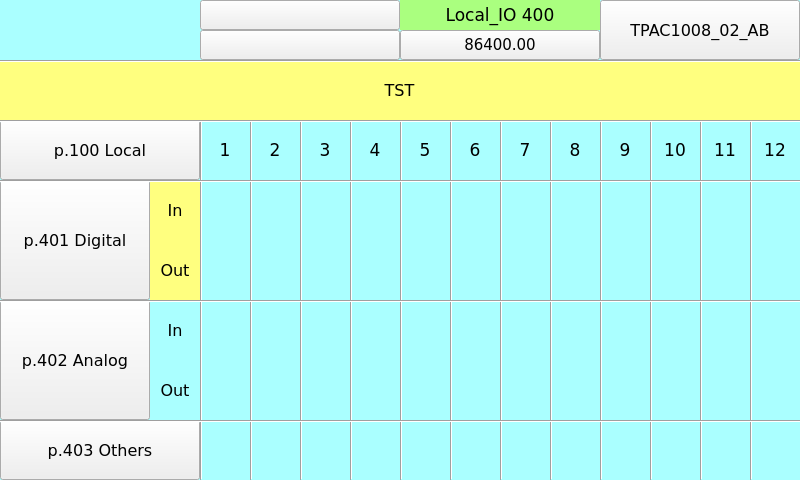
Before: the Qt Designer form TPAC1008_02_AB/Local_IO_HMI/page400.ui in MECTsrl/mect_apps, drawn with Qt 5.
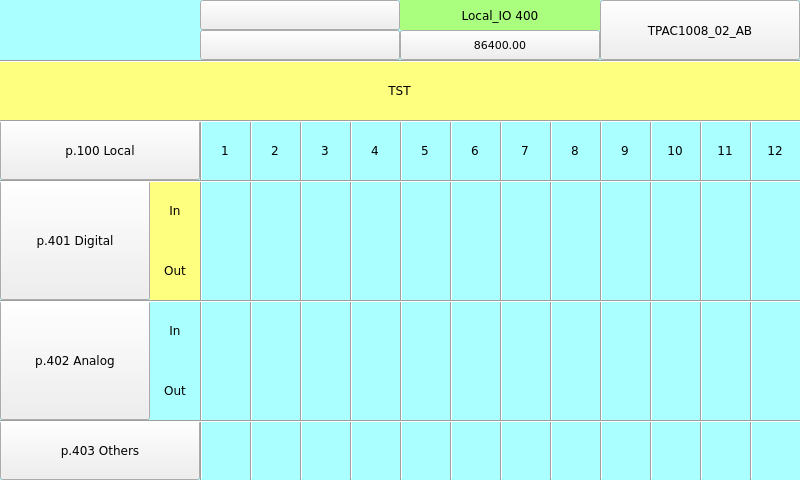
After: the same form once the commit is applied. Custom widgets are drawn as their Qt base class.

Patch:
```diff
--- a/TPAC1008_02_AB/Local_IO_HMI/page400.ui
+++ b/TPAC1008_02_AB/Local_IO_HMI/page400.ui
@@ -43,7 +43,7 @@
    <property name="font">
     <font>
      <family>DejaVu Sans</family>
-     <pointsize>13</pointsize>
+  <pointsize>9</pointsize>
     </font>
    </property>
    <property name="styleSheet">
@@ -122,7 +122,7 @@
    <property name="font">
     <font>
      <family>DejaVu Sans</family>
-     <pointsize>11</pointsize>
+  <pointsize>8</pointsize>
      <weight>50</weight>
      <bold>false</bold>
     </font>
@@ -260,7 +260,7 @@
    <property name="font">
     <font>
      <family>DejaVu Sans</family>
-     <pointsize>13</pointsize>
+  <pointsize>9</pointsize>
     </font>
    </property>
    <property name="styleSheet">
@@ -327,7 +327,7 @@
    <property name="font">
     <font>
      <family>DejaVu Sans</family>
-     <pointsize>12</pointsize>
+  <pointsize>9</pointsize>
     </font>
    </property>
    <property name="toolTip">
@@ -509,7 +509,7 @@
    <property name="font">
     <font>
      <family>DejaVu Sans</family>
-     <pointsize>13</pointsize>
+  <pointsize>9</pointsize>
     </font>
    </property>
    <property name="styleSheet">
@@ -618,7 +618,7 @@
    <property name="font">
     <font>
      <family>DejaVu Sans</family>
-     <pointsize>13</pointsize>
+  <pointsize>9</pointsize>
     </font>
    </property>
    <property name="styleSheet">
@@ -643,7 +643,7 @@
    <property name="font">
     <font>
      <family>DejaVu Sans</family>
-     <pointsize>13</pointsize>
+  <pointsize>9</pointsize>
     </font>
    </property>
    <property name="styleSheet">
@@ -668,7 +668,7 @@
    <property name="font">
     <font>
      <family>DejaVu Sans</family>
-     <pointsize>12</pointsize>
+  <pointsize>9</pointsize>
     </font>
    </property>
    <property name="toolTip">
@@ -808,7 +808,7 @@
    <property name="font">
     <font>
      <family>DejaVu Sans</family>
-     <pointsize>13</pointsize>
+  <pointsize>9</pointsize>
     </font>
    </property>
    <property name="styleSheet">
@@ -1085,7 +1085,7 @@
    <property name="font">
     <font>
      <family>DejaVu Sans</family>
-     <pointsize>12</pointsize>
+  <pointsize>9</pointsize>
     </font>
    </property>
    <property name="toolTip">
@@ -1393,7 +1393,7 @@
    <property name="font">
     <font>
      <family>DejaVu Sans</family>
-     <pointsize>13</pointsize>
+  <pointsize>9</pointsize>
     </font>
    </property>
    <property name="styleSheet">
@@ -1418,7 +1418,7 @@
    <property name="font">
     <font>
      <family>DejaVu Sans</family>
-     <pointsize>13</pointsize>
+  <pointsize>9</pointsize>
     </font>
    </property>
    <property name="styleSheet">
@@ -1485,7 +1485,7 @@
    <property name="font">
     <font>
      <family>DejaVu Sans</family>
-     <pointsize>13</pointsize>
+  <pointsize>9</pointsize>
     </font>
    </property>
    <property name="styleSheet">
@@ -1510,7 +1510,7 @@
    <property name="font">
     <font>
      <family>DejaVu Sans</family>
-     <pointsize>13</pointsize>
+  <pointsize>9</pointsize>
     </font>
    </property>
    <property name="styleSheet">
@@ -1703,7 +1703,7 @@
    <property name="font">
     <font>
      <family>DejaVu Sans</family>
-     <pointsize>13</pointsize>
+  <pointsize>9</pointsize>
     </font>
    </property>
    <property name="styleSheet">
@@ -1770,7 +1770,7 @@
    <property name="font">
     <font>
      <family>DejaVu Sans</family>
-     <pointsize>13</pointsize>
+  <pointsize>9</pointsize>
     </font>
    </property>
    <property name="styleSheet">
@@ -1795,7 +1795,7 @@
    <property name="font">
     <font>
      <family>DejaVu Sans</family>
-     <pointsize>13</pointsize>
+  <pointsize>9</pointsize>
     </font>
    </property>
    <property name="styleSheet">
@@ -2030,7 +2030,7 @@
    <property name="font">
     <font>
      <family>DejaVu Sans</family>
-     <pointsize>12</pointsize>
+  <pointsize>9</pointsize>
     </font>
    </property>
    <property name="styleSheet">
@@ -2055,7 +2055,7 @@
    <property name="font">
     <font>
      <family>DejaVu Sans</family>
-     <pointsize>12</pointsize>
+  <pointsize>9</pointsize>
     </font>
    </property>
    <property name="styleSheet">
@@ -2080,7 +2080,7 @@
    <property name="font">
     <font>
      <family>DejaVu Sans</family>
-     <pointsize>12</pointsize>
+  <pointsize>9</pointsize>
     </font>
    </property>
    <property name="styleSheet">
@@ -2105,7 +2105,7 @@
    <property name="font">
     <font>
      <family>DejaVu Sans</family>
-     <pointsize>12</pointsize>
+  <pointsize>9</pointsize>
     </font>
    </property>
    <property name="toolTip">
@@ -2161,7 +2161,7 @@
    <property name="font">
     <font>
      <family>DejaVu Sans</family>
-     <pointsize>12</pointsize>
+  <pointsize>9</pointsize>
     </font>
    </property>
    <property name="styleSheet">
@@ -2433,7 +2433,7 @@
    <property name="font">
     <font>
      <family>DejaVu Sans</family>
-     <pointsize>12</pointsize>
+  <pointsize>9</pointsize>
     </font>
    </property>
    <property name="styleSheet">
@@ -2495,7 +2495,7 @@
    <property name="font">
     <font>
      <family>DejaVu Sans</family>
-     <pointsize>12</pointsize>
+  <pointsize>9</pointsize>
      <weight>50</weight>
      <bold>false</bold>
     </font>
```
Left out of the diff: 112 changed lines with no effect on the pictures. Lines whose indentation alone changed are shown as unchanged.
